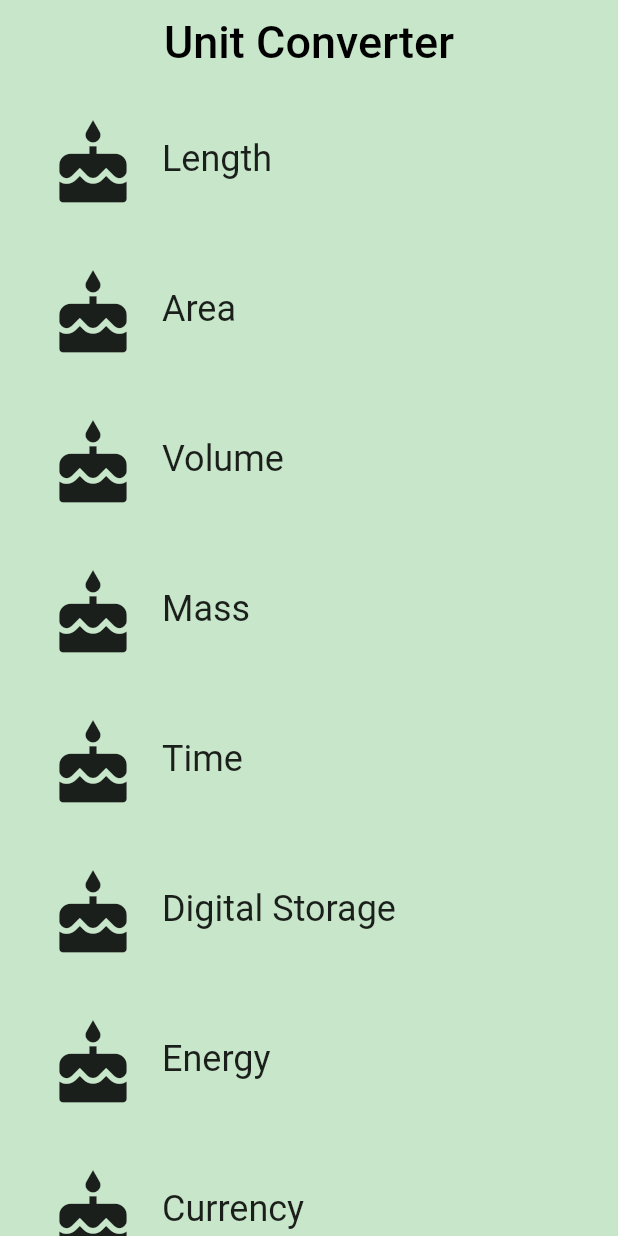
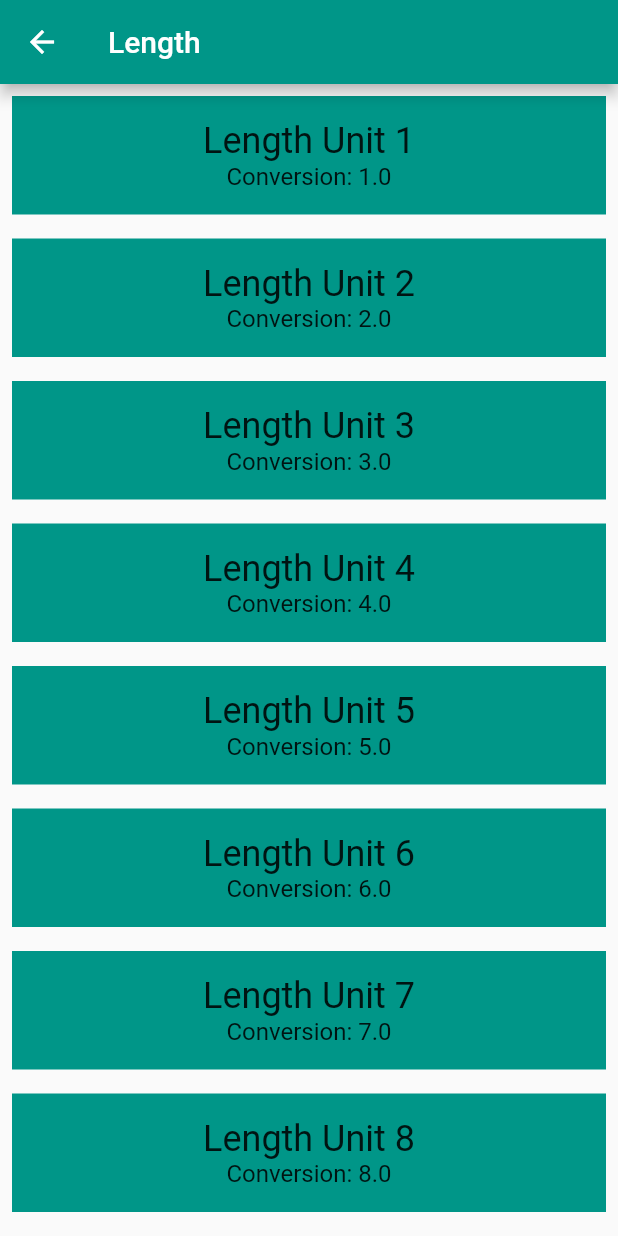
Before and after one commit to hamidkhadem/unit_convert_app, a Flutter app: the screen it shows after launch, after a tap on "Length", on a phone screen of 412 x 824 dp. Run offline on Flutter 3.47's test engine with Material 2 defaults, Android fonts, the phone set to English and light mode, and no system bars.

Commit message:
add unit, converter route and edit category.dart

```diff
--- a/lib/category.dart
+++ b/lib/category.dart
@@ -2,9 +2,14 @@
 // Use of this source code is governed by a BSD-style license that can be
 // found in the LICENSE file.
 
+// ignore_for_file: unused_element
+
 // To keep your imports tidy, follow the ordering guidelines at
 // https://www.dartlang.org/guides/language/effective-dart/style#ordering
 import 'package:flutter/material.dart';
+
+import 'package:unit_convert_app/converter_route.dart';
+import 'package:unit_convert_app/unit.dart';
 
 // We use an underscore to indicate that these variables are private.
 // See https://www.dartlang.org/guides/language/effective-dart/design#libraries
@@ -19,6 +24,7 @@ class Category extends StatelessWidget {
   final String name;
   final ColorSwatch color;
   final IconData iconLocation;
+  final List<Unit> units;
 
   /// Creates a [Category].
   ///
@@ -32,7 +38,40 @@ class Category extends StatelessWidget {
     required this.name,
     required this.color,
     required this.iconLocation,
+    required this.units,
   }) : super(key: key);
+
+  /// Navigates to the [ConverterRoute].
+  void _navigateToConverter(BuildContext context) {
+    // TODO: Using the Navigator, navigate to the [ConverterRoute]
+    Navigator.push<void>(
+      context,
+      MaterialPageRoute<void>(
+        builder: (BuildContext context) {
+          return Scaffold(
+            appBar: AppBar(
+              title: Text(name),
+              backgroundColor: color,
+            ),
+            body: ConverterRoute(
+              name: name,
+              color: color,
+              units: units,
+            ),
+          );
+          /*return MaterialApp(
+            title: name,
+            home: ConverterRoute(
+              name: name,
+              units: units,
+              color: color,
+            ),
+          );*/
+        },
+      ),
+    );
+    // Navigator.push(context, route);
+  }
 
   /// Builds a custom widget that shows [Category] information.
   ///
@@ -53,8 +92,10 @@ class Category extends StatelessWidget {
           splashColor: color,
           // We can use either the () => function() or the () { function(); }
           // syntax.
+          // TODO: Update this onTap property to call _navigateToConverter()
           onTap: () {
             print('I was tapped!');
+            _navigateToConverter(context);
           },
           child: Padding(
             padding: const EdgeInsets.all(8.0),
--- a/lib/category_route.dart
+++ b/lib/category_route.dart
@@ -5,6 +5,7 @@
 import 'package:flutter/material.dart';
 
 import 'package:unit_convert_app/category.dart';
+import 'package:unit_convert_app/unit.dart';
 
 final _backgroundColor = Colors.green[100];
 
@@ -42,12 +43,23 @@ class CategoryRoute extends StatelessWidget {
 
   /// Makes the correct number of rows for the list view.
   ///
-  /// For portrait, we construct a [ListView] from the list of category widgets.
+  /// For portrait, we use a [ListView].
   Widget _buildCategoryWidgets(List<Widget> categories) {
     return ListView.builder(
       itemBuilder: (BuildContext context, int index) => categories[index],
       itemCount: categories.length,
     );
+  }
+
+  /// Returns a list of mock [Unit]s.
+  List<Unit> _retrieveUnitList(String categoryName) {
+    return List.generate(10, (int i) {
+      i += 1;
+      return Unit(
+        name: '$categoryName Unit $i',
+        conversion: i.toDouble(),
+      );
+    });
   }
 
   @override
@@ -59,6 +71,7 @@ class CategoryRoute extends StatelessWidget {
         name: _categoryNames[i],
         color: _baseColors[i] as ColorSwatch<dynamic>,
         iconLocation: Icons.cake,
+        units: _retrieveUnitList(_categoryNames[i]),
       ));
     }
 
--- /dev/null
+++ b/lib/converter_route.dart
@@ -0,0 +1,58 @@
+// Copyright 2018 The Chromium Authors. All rights reserved.
+// Use of this source code is governed by a BSD-style license that can be
+// found in the LICENSE file.
+
+import 'package:flutter/material.dart';
+
+import 'package:unit_convert_app/unit.dart';
+
+/// Converter screen where users can input amounts to convert.
+///
+/// Currently, it just displays a list of mock units.
+///
+/// While it is named ConverterRoute, a more apt name would be ConverterScreen,
+/// because it is responsible for the UI at the route's destination.
+class ConverterRoute extends StatelessWidget {
+  /// Units for this [Category].
+  final List<Unit> units;
+  final ColorSwatch color;
+  final String name;
+
+  /// This [ConverterRoute] requires the color and units to not be null.
+  // TODO: Pass in the [Category]'s color
+  const ConverterRoute({
+    Key? key,
+    required this.name,
+    required this.units,
+    required this.color,
+  }) : super(key: key);
+
+  @override
+  Widget build(BuildContext context) {
+    // Here is just a placeholder for a list of mock units
+    final unitWidgets = units.map((Unit unit) {
+      // TODO: Set the color for this Container
+      return Container(
+        color: color,
+        margin: const EdgeInsets.all(8.0),
+        padding: const EdgeInsets.all(16.0),
+        child: Column(
+          children: <Widget>[
+            Text(
+              unit.name!,
+              style: Theme.of(context).textTheme.headline5,
+            ),
+            Text(
+              'Conversion: ${unit.conversion}',
+              style: Theme.of(context).textTheme.subtitle1,
+            ),
+          ],
+        ),
+      );
+    }).toList();
+
+    return ListView(
+      children: unitWidgets,
+    );
+  }
+}
--- a/lib/main.dart
+++ b/lib/main.dart
@@ -17,7 +17,8 @@ void main() {
 
 /// This widget is the root of our application.
 ///
-/// The first screen we see is a list [Categories].
+/// The first screen we see is a list [Categories], each of which
+/// has a list of [Unit]s.
 class UnitConverterApp extends StatelessWidget {
   const UnitConverterApp({Key? key}) : super(key: key);
 
--- /dev/null
+++ b/lib/unit.dart
@@ -0,0 +1,24 @@
+// Copyright 2018 The Chromium Authors. All rights reserved.
+// Use of this source code is governed by a BSD-style license that can be
+// found in the LICENSE file.
+
+/// Information about a [Unit].
+class Unit {
+  final String? name;
+  final double? conversion;
+
+  /// A [Unit] stores its name and conversion factor.
+  ///
+  /// An example would be 'Meter' and '1.0'.
+  const Unit({
+    required String this.name,
+    required double this.conversion,
+  });
+
+  /// Creates a [Unit] from a JSON object.
+  Unit.fromJson(Map jsonMap)
+      : assert(jsonMap['name'] != null),
+        assert(jsonMap['conversion'] != null),
+        name = jsonMap['name'],
+        conversion = jsonMap['conversion'].toDouble();
+}
```
